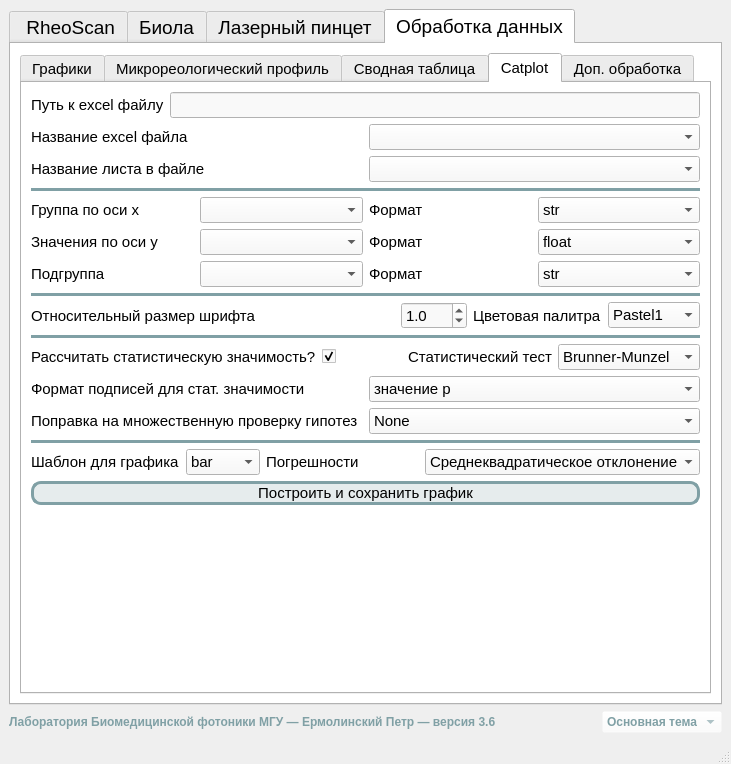
Petr-Ermolinskiy/Laboratory-Data-Processing-App, file ui_main.ui: the form before one commit.
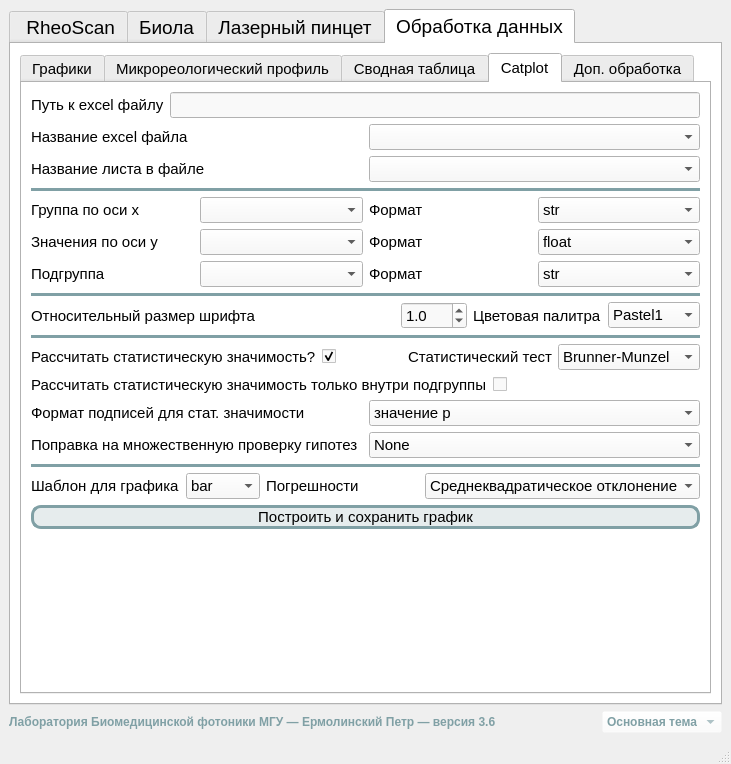
The form after the commit. The open tabs and pages were chosen to show the change.

Commit message: Версия 3.6 Добавлен доп. функционал к построению Catplot: стат. значимость внутри группы

Diff of the .ui file:
```diff
--- a/ui_main.ui
+++ b/ui_main.ui
@@ -144,7 +144,7 @@
        <string notr="true">/*background-color: rgb(249, 249, 249);</string>
       </property>
       <property name="currentIndex">
-       <number>0</number>
+       <number>3</number>
       </property>
       <widget class="QWidget" name="tabWidgetPage1">
        <attribute name="title">
@@ -3518,7 +3518,7 @@
            </font>
           </property>
           <property name="currentIndex">
-           <number>0</number>
+           <number>3</number>
           </property>
           <widget class="QWidget" name="tab">
            <attribute name="title">
@@ -9244,21 +9244,8 @@
            <attribute name="title">
             <string>Catplot</string>
            </attribute>
-           <layout class="QFormLayout" name="formLayout_5">
-            <item row="8" column="0">
-             <spacer name="verticalSpacer_3">
-              <property name="orientation">
-               <enum>Qt::Vertical</enum>
-              </property>
-              <property name="sizeHint" stdset="0">
-               <size>
-                <width>20</width>
-                <height>40</height>
-               </size>
-              </property>
-             </spacer>
-            </item>
-            <item row="0" column="0" colspan="2">
+           <layout class="QGridLayout" name="gridLayout_15">
+            <item row="0" column="0">
              <layout class="QHBoxLayout" name="horizontalLayout_87">
               <item>
                <widget class="QLabel" name="lb_path_for_plot_3">
@@ -9289,7 +9276,7 @@
               </item>
              </layout>
             </item>
-            <item row="1" column="0" colspan="2">
+            <item row="1" column="0">
              <layout class="QHBoxLayout" name="horizontalLayout_88">
               <item>
                <widget class="QLabel" name="lb_exel_name_3">
@@ -9308,7 +9295,7 @@
               </item>
              </layout>
             </item>
-            <item row="2" column="0" colspan="2">
+            <item row="2" column="0">
              <layout class="QHBoxLayout" name="horizontalLayout_99">
               <item>
                <widget class="QLabel" name="lb_exel_name_4">
@@ -9327,7 +9314,7 @@
               </item>
              </layout>
             </item>
-            <item row="3" column="0" colspan="2">
+            <item row="3" column="0">
              <layout class="QVBoxLayout" name="verticalLayout_15">
               <item>
                <widget class="Line" name="line_9">
@@ -9597,7 +9584,7 @@
               </item>
              </layout>
             </item>
-            <item row="4" column="0" colspan="2">
+            <item row="4" column="0">
              <layout class="QHBoxLayout" name="horizontalLayout_106">
               <item>
                <layout class="QHBoxLayout" name="horizontalLayout_93">
@@ -9851,7 +9838,7 @@
               </item>
              </layout>
             </item>
-            <item row="5" column="0" colspan="2">
+            <item row="5" column="0">
              <layout class="QVBoxLayout" name="verticalLayout_39">
               <item>
                <widget class="Line" name="line_11">
@@ -9996,6 +9983,43 @@
                 </item>
                </layout>
               </item>
+              <item>
+               <layout class="QHBoxLayout" name="horizontalLayout_165">
+                <item>
+                 <widget class="QLabel" name="lb_stattest_14">
+                  <property name="font">
+                   <font>
+                    <pointsize>11</pointsize>
+                   </font>
+                  </property>
+                  <property name="toolTip">
+                   <string>см. пакет statannotations</string>
+                  </property>
+                  <property name="text">
+                   <string>Рассчитать статистическую значимость только внутри подгруппы</string>
+                  </property>
+                 </widget>
+                </item>
+                <item>
+                 <widget class="QCheckBox" name="check_stat_znachimost_catplot_inside_subgroup">
+                  <property name="enabled">
+                   <bool>true</bool>
+                  </property>
+                  <property name="font">
+                   <font>
+                    <pointsize>11</pointsize>
+                   </font>
+                  </property>
+                  <property name="text">
+                   <string/>
+                  </property>
+                  <property name="checked">
+                   <bool>false</bool>
+                  </property>
+                 </widget>
+                </item>
+               </layout>
+              </item>
               <item>
                <layout class="QHBoxLayout" name="horizontalLayout_108">
                 <item>
@@ -10128,7 +10152,7 @@
               </item>
              </layout>
             </item>
-            <item row="6" column="0" colspan="2">
+            <item row="6" column="0">
              <layout class="QHBoxLayout" name="horizontalLayout_104">
               <item>
                <layout class="QHBoxLayout" name="horizontalLayout_98">
@@ -10261,7 +10285,7 @@
               </item>
              </layout>
             </item>
-            <item row="7" column="0" colspan="2">
+            <item row="7" column="0">
              <widget class="QPushButton" name="btn_plot_and_save_catplot">
               <property name="font">
                <font>
@@ -10278,6 +10302,19 @@
               </property>
              </widget>
             </item>
+            <item row="8" column="0">
+             <spacer name="verticalSpacer_3">
+              <property name="orientation">
+               <enum>Qt::Vertical</enum>
+              </property>
+              <property name="sizeHint" stdset="0">
+               <size>
+                <width>20</width>
+                <height>40</height>
+               </size>
+              </property>
+             </spacer>
+            </item>
            </layout>
           </widget>
           <widget class="QWidget" name="tab_12">
```
Left out of the diff: 88 changed lines with no effect on the pictures. The commit also changes 4 other files.
